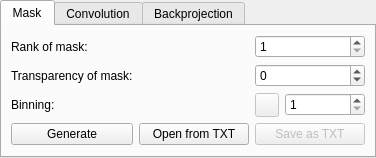
verbkinm2/WTF_Viewer, file viewer/masksettings.ui: the form before one commit.
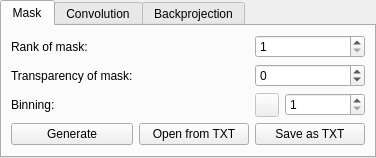
The form after the commit. Icons and pictures are not drawn.

```diff
--- a/viewer/masksettings.ui
+++ b/viewer/masksettings.ui
@@ -119,7 +119,7 @@
        <item row="3" column="2" colspan="2">
         <widget class="QPushButton" name="save_txt">
          <property name="enabled">
-          <bool>false</bool>
+          <bool>true</bool>
          </property>
          <property name="minimumSize">
           <size>
```
